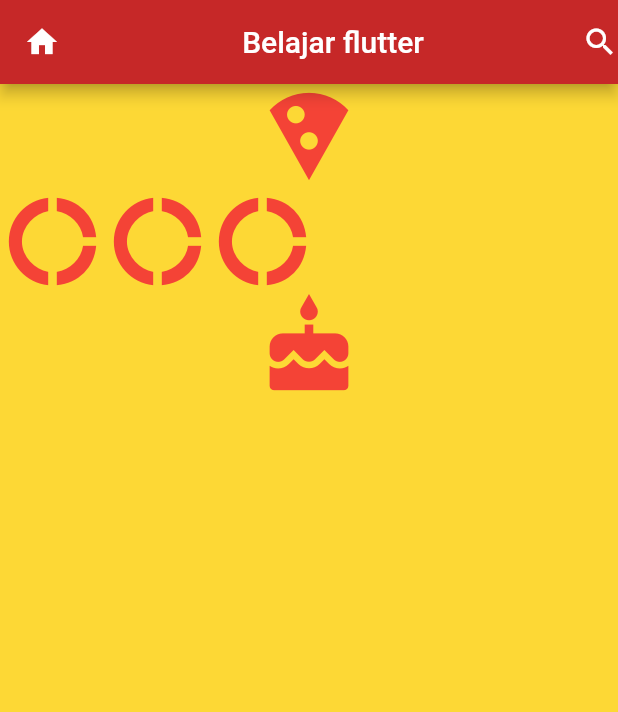
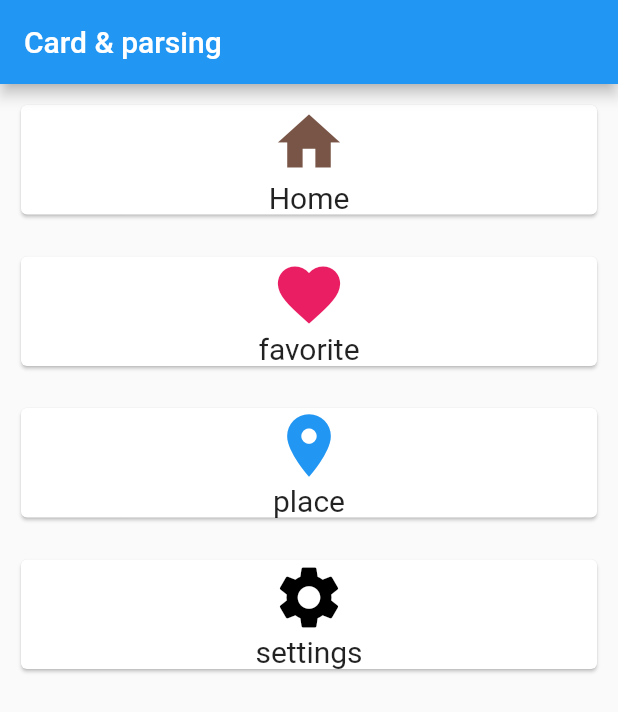
Before and after one commit to samuriali27/belajar_flutter, a Flutter app: the screen it shows after launch, on a phone screen of 412 x 824 dp. Shown: the top 712 px of the screen. Run offline on Flutter 3.47's test engine with Material 2 defaults, Android fonts, the phone set to English and light mode, and no system bars.

Commit message:
membuat icon home favorit place setting

```diff
--- a/lib/main.dart
+++ b/lib/main.dart
@@ -1,56 +1,71 @@
 import 'package:flutter/material.dart';
+import 'package:flutter/rendering.dart';
 
 void main() {
   runApp(new MaterialApp(
-    title: "Belajar flutter",
-    home: new HalamanSatu(),
+    title: "Card & parsing",
+    home: new HalSatu(),
   ));
 }
 
-class HalamanSatu extends StatelessWidget {
+class HalSatu extends StatelessWidget {
   @override
   Widget build(BuildContext context) {
     return new Scaffold(
-      backgroundColor: Colors.yellow[600],
-      appBar: new AppBar(
-        backgroundColor: Colors.red[800],
-        leading: new Icon(Icons.home),
-        title: new Center(
-          child: new Text("Belajar flutter"),
+        appBar: new AppBar(
+          title: new Text("Card & parsing"),
         ),
-        actions: <Widget>[new Icon(Icons.search)],
-      ),
-      body: new Container(
+        body: new Container(
+          child: new Column(
+            crossAxisAlignment: CrossAxisAlignment.stretch,
+            children: <Widget>[
+              new CardSaya(
+                icon: Icons.home,
+                teks: "Home",
+                warnaIcon: Colors.brown,
+              ),
+              new CardSaya(
+                icon: Icons.favorite,
+                teks: "favorite",
+                warnaIcon: Colors.pink,
+              ),
+              new CardSaya(
+                icon: Icons.place,
+                teks: "place",
+                warnaIcon: Colors.blue,
+              ),
+              new CardSaya(
+                icon: Icons.settings,
+                teks: "settings",
+                warnaIcon: Colors.black,
+              )
+            ],
+          ),
+        ));
+  }
+}
+
+class CardSaya extends StatelessWidget {
+  CardSaya({this.icon, this.teks, this.warnaIcon});
+  final IconData icon;
+  final String teks;
+  final Color warnaIcon;
+
+  @override
+  Widget build(BuildContext context) {
+    return new Container(
+      padding: new EdgeInsets.all(10.0),
+      child: new Card(
           child: new Column(
         children: <Widget>[
           new Icon(
-            Icons.local_pizza,
-            size: 70.0,
-            color: Colors.red,
+            icon,
+            size: 50.0,
+            color: warnaIcon,
           ),
-          new Row(
-            children: <Widget>[
-              new Icon(
-                Icons.donut_large,
-                size: 70.0,
-                color: Colors.red,
-              ),
-              new Icon(
-                Icons.donut_large,
-                size: 70.0,
-                color: Colors.red,
-              ),
-              new Icon(
-                Icons.donut_large,
-                size: 70.0,
-                color: Colors.red,
-              ),
-            ],
-          ),
-          new Icon(
-            Icons.cake,
-            size: 70.0,
-            color: Colors.red,
+          new Text(
+            teks,
+            style: new TextStyle(fontSize: 20.0),
           )
         ],
       )),
```
